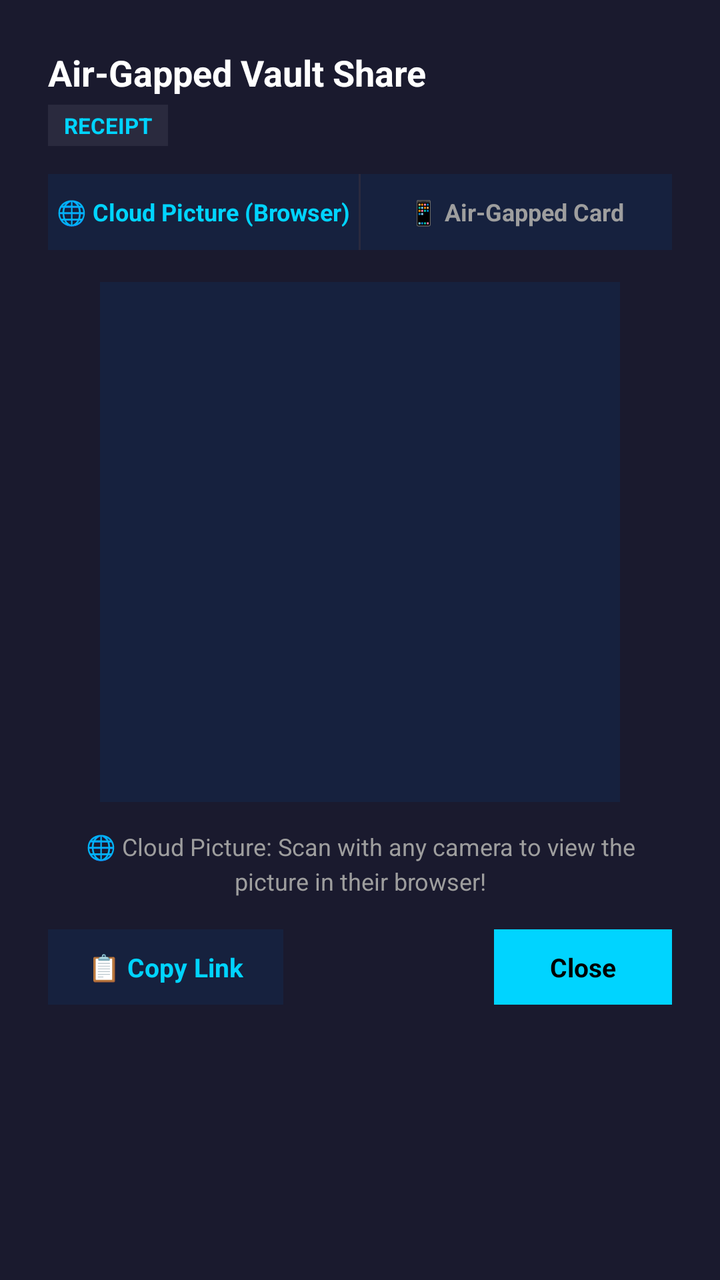
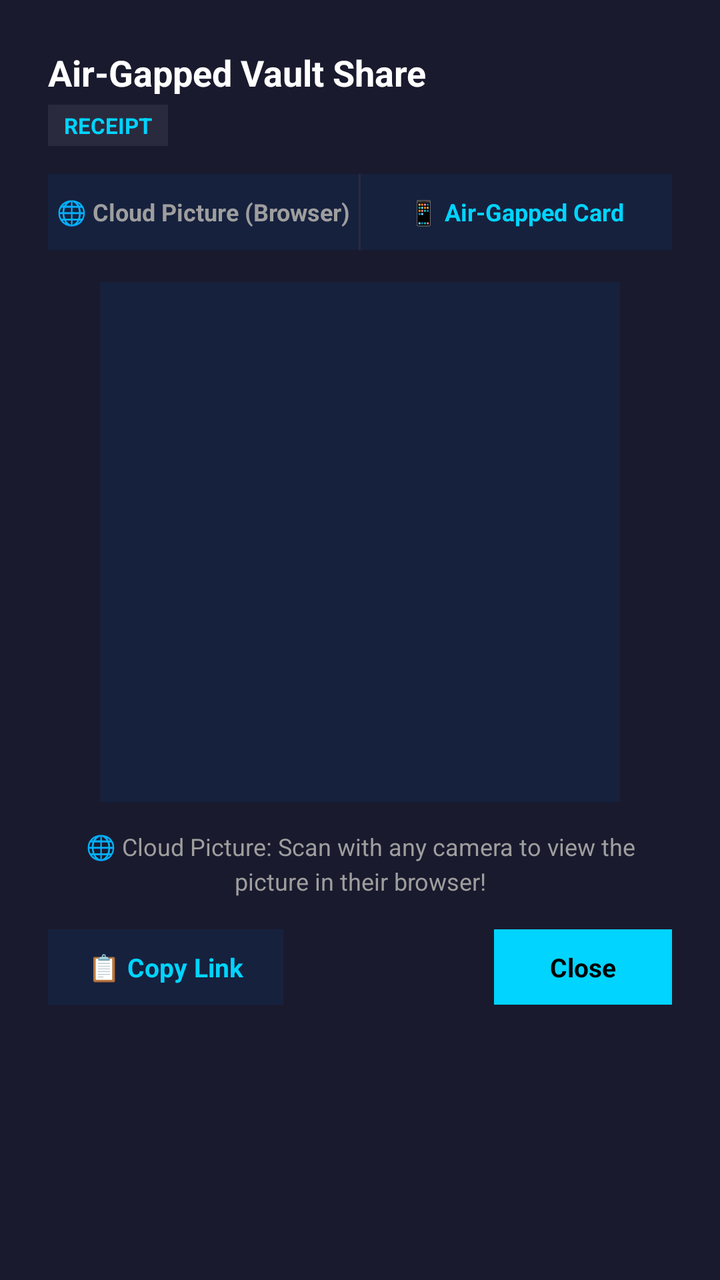

Screens rendered from an Android XML layout before and after an edit, with the pre-edit source and the edit as a unified diff.
<!-- AndroidManifest.xml: application theme Theme.GhostDocs -->
<!-- res/layout/dialog_qr_share.xml -->
<?xml version="1.0" encoding="utf-8"?>
<RelativeLayout xmlns:android="http://schemas.android.com/apk/res/android"
    android:layout_width="match_parent"
    android:layout_height="wrap_content"
    android:background="@color/ghostSurface"
    android:padding="24dp">

    
    <TextView
        android:id="@+id/tv_qr_title"
        android:layout_width="match_parent"
        android:layout_height="wrap_content"
        android:layout_alignParentStart="true"
        android:layout_alignParentTop="true"
        android:text="Air-Gapped Vault Share"
        android:textColor="@color/ghostOnSurface"
        android:textSize="18sp"
        android:textStyle="bold" />

    <TextView
        android:id="@+id/tv_qr_type"
        android:layout_width="wrap_content"
        android:layout_height="wrap_content"
        android:layout_below="@id/tv_qr_title"
        android:layout_alignParentStart="true"
        android:layout_marginTop="4dp"
        android:background="@color/ghostDivider"
        android:paddingHorizontal="8dp"
        android:paddingVertical="3dp"
        android:text="RECEIPT"
        android:textColor="@color/ghostPrimary"
        android:textSize="11sp"
        android:textStyle="bold" />

    
    <RelativeLayout
        android:id="@+id/layout_qr_modes"
        android:layout_width="match_parent"
        android:layout_height="38dp"
        android:layout_below="@id/tv_qr_type"
        android:layout_marginTop="14dp"
        android:background="@color/ghostSurfaceVariant">

        <TextView
            android:id="@+id/btn_mode_cloud"
            android:layout_width="0dp"
            android:layout_height="match_parent"
            android:layout_alignParentStart="true"
            android:layout_toStartOf="@id/view_mode_divider"
            android:gravity="center"
            android:text="🌐 Cloud Picture (Browser)"
            android:textColor="@color/ghostPrimary"
            android:textSize="12sp"
            android:textStyle="bold" />

        <View
            android:id="@+id/view_mode_divider"
            android:layout_width="1dp"
            android:layout_height="match_parent"
            android:layout_centerInParent="true"
            android:background="@color/ghostDivider" />

        <TextView
            android:id="@+id/btn_mode_airgap"
            android:layout_width="0dp"
            android:layout_height="match_parent"
            android:layout_alignParentEnd="true"
            android:layout_toEndOf="@id/view_mode_divider"
            android:gravity="center"
            android:text="📱 Air-Gapped Card"
            android:textColor="@color/ghostOnSurfaceMuted"
            android:textSize="12sp"
            android:textStyle="bold" />

    </RelativeLayout>

    
    <RelativeLayout
        android:id="@+id/container_qr"
        android:layout_width="260dp"
        android:layout_height="260dp"
        android:layout_below="@id/layout_qr_modes"
        android:layout_centerHorizontal="true"
        android:layout_marginTop="16dp"
        android:background="@color/ghostSurfaceVariant"
        android:padding="12dp">

        <ImageView
            android:id="@+id/iv_qr_code"
            android:layout_width="match_parent"
            android:layout_height="match_parent"
            android:contentDescription="@string/cd_qr_code"
            android:scaleType="fitCenter" />

        <ProgressBar
            android:id="@+id/pb_qr_loading"
            android:layout_width="48dp"
            android:layout_height="48dp"
            android:layout_centerInParent="true"
            android:indeterminateTint="@color/ghostPrimary" />

    </RelativeLayout>

    
    <TextView
        android:id="@+id/tv_qr_instructions"
        android:layout_width="match_parent"
        android:layout_height="wrap_content"
        android:layout_below="@id/container_qr"
        android:layout_marginTop="14dp"
        android:gravity="center"
        android:text="🌐 Cloud Picture: Scan with any camera to view the picture in their browser!"
        android:textColor="@color/ghostOnSurfaceMuted"
        android:textSize="12sp"
        android:lineSpacingMultiplier="1.2" />

    
    <RelativeLayout
        android:id="@+id/layout_qr_actions"
        android:layout_width="match_parent"
        android:layout_height="wrap_content"
        android:layout_below="@id/tv_qr_instructions"
        android:layout_marginTop="16dp">

        <TextView
            android:id="@+id/btn_qr_copy_link"
            android:layout_width="wrap_content"
            android:layout_height="wrap_content"
            android:layout_alignParentStart="true"
            android:background="@color/ghostSurfaceVariant"
            android:paddingHorizontal="20dp"
            android:paddingVertical="10dp"
            android:text="📋 Copy Link"
            android:textColor="@color/ghostPrimary"
            android:textSize="13sp"
            android:textStyle="bold" />

        <TextView
            android:id="@+id/btn_qr_close"
            android:layout_width="wrap_content"
            android:layout_height="wrap_content"
            android:layout_alignParentEnd="true"
            android:background="@color/ghostPrimary"
            android:paddingHorizontal="28dp"
            android:paddingVertical="10dp"
            android:text="Close"
            android:textColor="@color/ghostOnPrimary"
            android:textSize="13sp"
            android:textStyle="bold" />

    </RelativeLayout>

</RelativeLayout>
<!-- resources referenced by this layout -->
<resources>
  <color name="ghostDivider">#2A2A3E</color>
  <color name="ghostOnPrimary">#000000</color>
  <color name="ghostOnSurface">#FFFFFF</color>
  <color name="ghostOnSurfaceMuted">#9E9E9E</color>
  <color name="ghostPrimary">#00D4FF</color>
  <color name="ghostSurface">#1A1A2E</color>
  <color name="ghostSurfaceVariant">#16213E</color>
  <string name="cd_qr_code">QR code for air-gapped document sharing</string>
  <style name="Theme.GhostDocs" parent="Theme.MaterialComponents.DayNight.NoActionBar">
          
          <item name="colorPrimary">@color/ghostPrimary</item>
          <item name="colorPrimaryVariant">@color/ghostPrimaryVariant</item>
          <item name="colorOnPrimary">@color/ghostOnPrimary</item>
          <item name="colorSecondary">@color/ghostAccent</item>
          <item name="colorSecondaryVariant">@color/ghostAccentVariant</item>
          <item name="colorOnSecondary">@color/ghostOnPrimary</item>
          <item name="colorSurface">@color/ghostSurface</item>
          <item name="colorOnSurface">@color/ghostOnSurface</item>
          <item name="colorError">@color/ghostError</item>
  
          
          <item name="android:colorBackground">@color/ghostDarkBg</item>
          <item name="android:windowBackground">@color/ghostDarkBg</item>
  
          
          <item name="android:statusBarColor">@color/statusBar</item>
          <item name="android:navigationBarColor">@color/navBar</item>
          <item name="android:windowLightStatusBar">false</item>
          <item name="android:windowLightNavigationBar">false</item>
  
          
          <item name="android:fontFamily">sans-serif</item>
  
          
          <item name="colorControlHighlight">#2000D4FF</item>
      </style>
  <color name="ghostPrimaryVariant">#0098B8</color>
  <color name="ghostAccent">#FF4C6A</color>
  <color name="ghostAccentVariant">#CC2E4A</color>
  <color name="ghostError">#FF4C6A</color>
  <color name="ghostDarkBg">#0D0D0D</color>
  <color name="statusBar">#000000</color>
  <color name="navBar">#0D0D0D</color>
</resources>

<!-- the commit's change to res/layout/dialog_qr_share.xml (unified diff, before → after) -->
@@ -49,7 +49,7 @@
             android:layout_toStartOf="@id/view_mode_divider"
             android:gravity="center"
             android:text="🌐 Cloud Picture (Browser)"
-            android:textColor="@color/ghostPrimary"
+            android:textColor="@color/ghostOnSurfaceMuted"
             android:textSize="12sp"
             android:textStyle="bold" />
 
@@ -68,7 +68,7 @@
             android:layout_toEndOf="@id/view_mode_divider"
             android:gravity="center"
             android:text="📱 Air-Gapped Card"
-            android:textColor="@color/ghostOnSurfaceMuted"
+            android:textColor="@color/ghostPrimary"
             android:textSize="12sp"
             android:textStyle="bold" />
 
